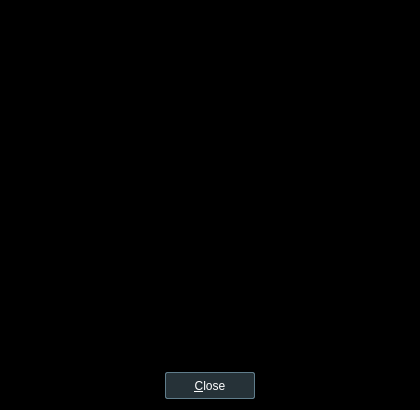
Above: src/ui/infodialog.ui from u8sand/Baka-MPlayer before the change. Below: the same form after it.
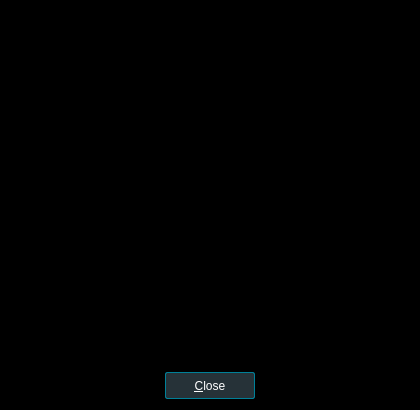
That is the form after the change.

```diff
--- a/src/ui/infodialog.ui
+++ b/src/ui/infodialog.ui
@@ -93,7 +93,7 @@
 	min-height: 25px;
 }
 QPushButton:default {
-	border: 1px solid #607d8b;
+	border: 1px solid #008098;
 }
 QPushButton:pressed {
     background: #607d8b;
```
Left out of the diff: 2 changed lines with no effect on the pictures.
